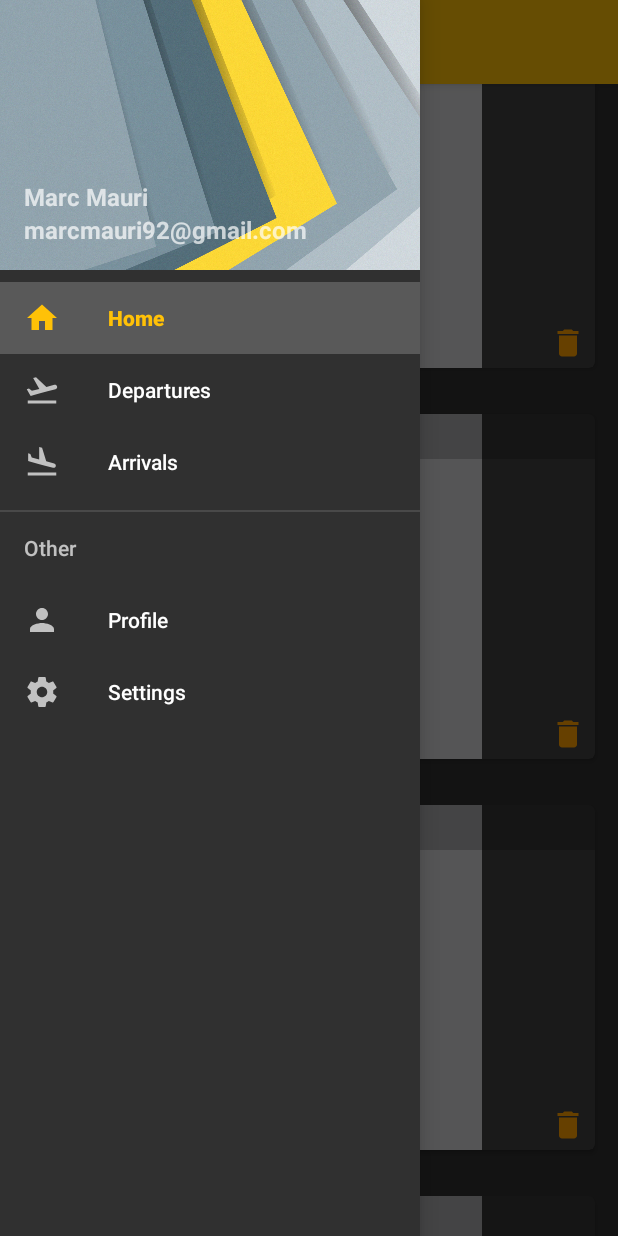
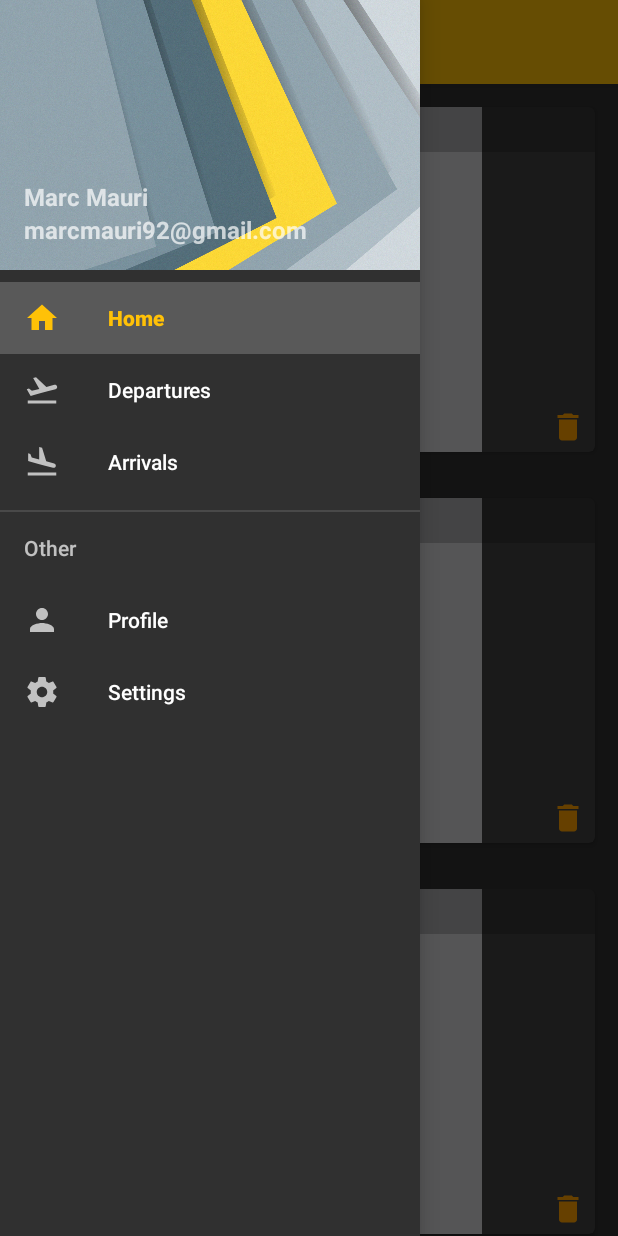
Before and after one commit to MarcMauri/Seccion_07_drawer_recycler_card, an Android app: the fragment DeparturesFragment placed in its activity, with the side drawer open, on a phone screen of 412 x 824 dp. Run offline under Robolectric (Android 15) with nearby library versions, the phone set to English and light mode, and no system bars; our stand-ins replace Picasso.

Commit message:
Bug fixes: RecyclerView starts under the toolbar + Title in toolbar has changed at every fragment change

```diff
--- a/app/src/main/java/es/marcmauri/seccion_07_drawer_recycler_card/fragments/ArrivalsFragment.kt
+++ b/app/src/main/java/es/marcmauri/seccion_07_drawer_recycler_card/fragments/ArrivalsFragment.kt
@@ -18,6 +18,7 @@ class ArrivalsFragment : Fragment() {
 
     override fun onCreateView(inflater: LayoutInflater, container: ViewGroup?,
                               savedInstanceState: Bundle?): View? {
+        activity?.setTitle(R.string.arrivals_fragment_title)
         return inflater.inflate(R.layout.fragment_arrivals, container, false)
     }
 }
--- a/app/src/main/java/es/marcmauri/seccion_07_drawer_recycler_card/fragments/DeparturesFragment.kt
+++ b/app/src/main/java/es/marcmauri/seccion_07_drawer_recycler_card/fragments/DeparturesFragment.kt
@@ -26,8 +26,9 @@ class DeparturesFragment : Fragment() {
 
     override fun onCreateView(inflater: LayoutInflater, container: ViewGroup?,
                               savedInstanceState: Bundle?): View? {
+        activity?.setTitle(R.string.departures_fragment_title)
+
         val rootView = inflater.inflate(R.layout.fragment_departures, container, false)
-
         recycler = rootView.recyclerView as RecyclerView
         setRecyclerView()
 
--- a/app/src/main/java/es/marcmauri/seccion_07_drawer_recycler_card/fragments/HomeFragment.kt
+++ b/app/src/main/java/es/marcmauri/seccion_07_drawer_recycler_card/fragments/HomeFragment.kt
@@ -18,6 +18,7 @@ class HomeFragment : Fragment() {
 
     override fun onCreateView(inflater: LayoutInflater, container: ViewGroup?,
                               savedInstanceState: Bundle?): View? {
+        activity?.setTitle(R.string.home_fragment_title)
         return inflater.inflate(R.layout.fragment_home, container, false)
     }
 }
--- a/app/src/main/res/layout/activity_main.xml
+++ b/app/src/main/res/layout/activity_main.xml
@@ -20,7 +20,8 @@
         <FrameLayout
             android:id="@+id/container"
             android:layout_width="match_parent"
-            android:layout_height="match_parent" />
+            android:layout_height="match_parent"
+            android:layout_marginTop="?attr/actionBarSize"/>
 
     </android.support.constraint.ConstraintLayout>
 
```
